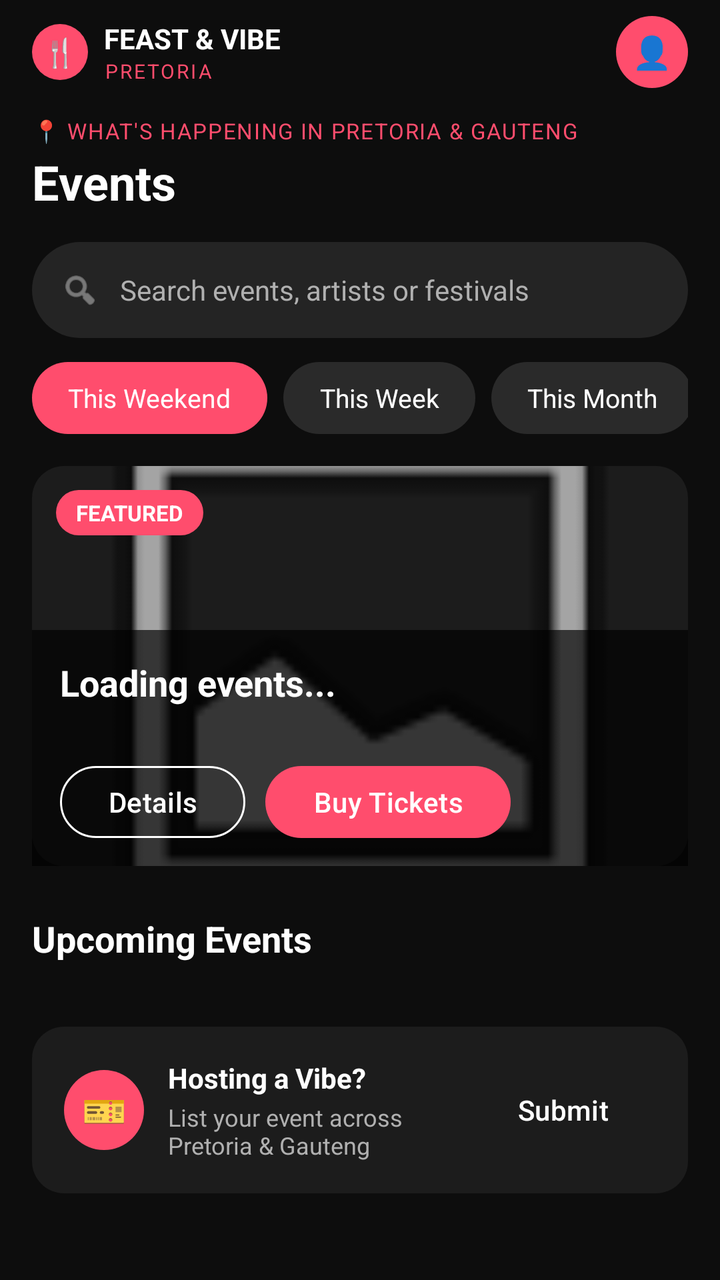
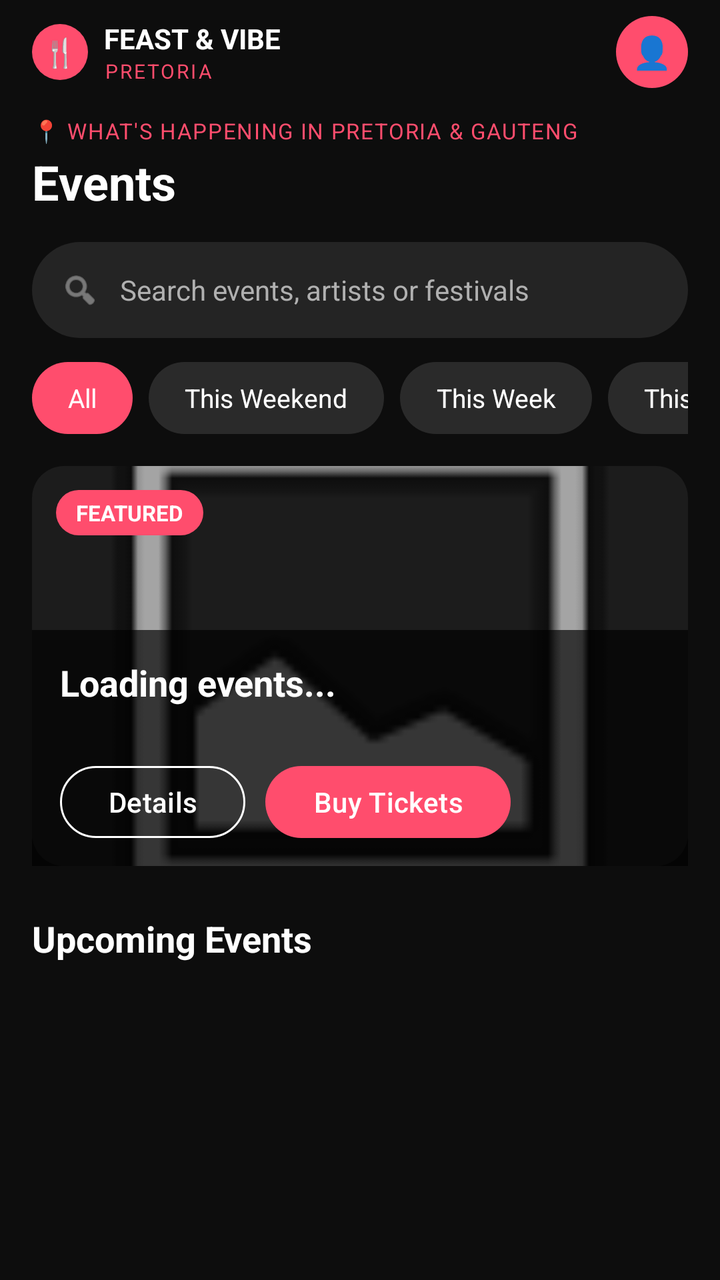

An Android layout rendered at two revisions. The XML below is the earlier revision; the diff shows what the commit changed to produce the second picture.
<!-- AndroidManifest.xml: application theme Theme.FeastVibe -->
<!-- res/layout/activity_events.xml -->
<?xml version="1.0" encoding="utf-8"?>
<androidx.constraintlayout.widget.ConstraintLayout
    xmlns:android="http://schemas.android.com/apk/res/android"
    xmlns:app="http://schemas.android.com/apk/res-auto"
    android:id="@+id/main"
    android:layout_width="match_parent"
    android:layout_height="match_parent"
    android:background="@color/background_dark">

    <LinearLayout
        android:id="@+id/events_header"
        android:layout_width="0dp"
        android:layout_height="wrap_content"
        android:orientation="vertical"
        android:paddingHorizontal="16dp"
        android:paddingTop="8dp"
        app:layout_constraintTop_toTopOf="parent"
        app:layout_constraintStart_toStartOf="parent"
        app:layout_constraintEnd_toEndOf="parent">

        <LinearLayout
            android:layout_width="match_parent"
            android:layout_height="wrap_content"
            android:gravity="center_vertical"
            android:orientation="horizontal">

            <TextView
                android:layout_width="28dp"
                android:layout_height="28dp"
                android:background="@drawable/bg_circle_pink"
                android:gravity="center"
                android:text="🍴"
                android:textSize="14sp" />

            <LinearLayout
                android:layout_width="0dp"
                android:layout_height="wrap_content"
                android:layout_marginStart="8dp"
                android:layout_weight="1"
                android:orientation="vertical">

                <TextView
                    android:layout_width="wrap_content"
                    android:layout_height="wrap_content"
                    android:text="FEAST &amp; VIBE"
                    android:textColor="@color/text_primary"
                    android:textSize="14sp"
                    android:textStyle="bold" />

                <TextView
                    android:layout_width="wrap_content"
                    android:layout_height="wrap_content"
                    android:text="PRETORIA"
                    android:textColor="@color/pink_primary"
                    android:textSize="10sp"
                    android:letterSpacing="0.1" />
            </LinearLayout>

            <TextView
                android:id="@+id/iv_events_profile"
                android:layout_width="36dp"
                android:layout_height="36dp"
                android:background="@drawable/bg_circle_pink"
                android:clickable="true"
                android:focusable="true"
                android:gravity="center"
                android:text="👤"
                android:textSize="16sp" />
        </LinearLayout>

        <TextView
            android:layout_width="wrap_content"
            android:layout_height="wrap_content"
            android:layout_marginTop="14dp"
            android:text="📍 WHAT'S HAPPENING IN PRETORIA &amp; GAUTENG"
            android:textColor="@color/pink_primary"
            android:textSize="11sp"
            android:letterSpacing="0.05" />

        <TextView
            android:id="@+id/title"
            android:layout_width="wrap_content"
            android:layout_height="wrap_content"
            android:layout_marginTop="2dp"
            android:text="Events"
            android:textColor="@color/text_primary"
            android:textSize="24sp"
            android:textStyle="bold" />

        <LinearLayout
            android:id="@+id/events_search_bar"
            android:layout_width="match_parent"
            android:layout_height="48dp"
            android:layout_marginTop="14dp"
            android:background="@drawable/bg_search_bar"
            android:gravity="center_vertical"
            android:paddingHorizontal="14dp">

            <ImageView
                android:layout_width="20dp"
                android:layout_height="20dp"
                android:src="@android:drawable/ic_menu_search"
                app:tint="@color/text_secondary" />

            <EditText
                android:id="@+id/et_events_search"
                android:layout_width="0dp"
                android:layout_height="match_parent"
                android:layout_weight="1"
                android:layout_marginStart="10dp"
                android:background="@null"
                android:hint="Search events, artists or festivals"
                android:imeOptions="actionSearch"
                android:inputType="text"
                android:maxLines="1"
                android:textColor="@color/text_primary"
                android:textColorHint="@color/text_secondary"
                android:textSize="14sp" />
        </LinearLayout>

        <HorizontalScrollView
            android:layout_width="match_parent"
            android:layout_height="wrap_content"
            android:layout_marginTop="12dp"
            android:scrollbars="none">

            <LinearLayout
                android:id="@+id/events_chip_row"
                android:layout_width="wrap_content"
                android:layout_height="wrap_content"
                android:orientation="horizontal"
                android:paddingBottom="4dp">

                <TextView android:layout_width="wrap_content" android:layout_height="36dp"
                    android:background="@drawable/bg_chip_selected" android:gravity="center"
                    android:paddingHorizontal="18dp" android:text="This Weekend"
                    android:textColor="@color/white" android:textSize="13sp" />

                <TextView android:layout_width="wrap_content" android:layout_height="36dp"
                    android:layout_marginStart="8dp" android:background="@drawable/bg_chip_unselected"
                    android:gravity="center" android:paddingHorizontal="18dp" android:text="This Week"
                    android:textColor="@color/text_primary" android:textSize="13sp" />

                <TextView android:layout_width="wrap_content" android:layout_height="36dp"
                    android:layout_marginStart="8dp" android:background="@drawable/bg_chip_unselected"
                    android:gravity="center" android:paddingHorizontal="18dp" android:text="This Month"
                    android:textColor="@color/text_primary" android:textSize="13sp" />
            </LinearLayout>
        </HorizontalScrollView>
    </LinearLayout>

    <androidx.core.widget.NestedScrollView
        android:layout_width="0dp"
        android:layout_height="0dp"
        android:layout_marginTop="12dp"
        app:layout_constraintTop_toBottomOf="@id/events_header"
        app:layout_constraintBottom_toBottomOf="parent"
        app:layout_constraintStart_toStartOf="parent"
        app:layout_constraintEnd_toEndOf="parent">

        <LinearLayout
            android:layout_width="match_parent"
            android:layout_height="wrap_content"
            android:orientation="vertical"
            android:paddingBottom="24dp">

            <FrameLayout
                android:id="@+id/featured_card"
                android:layout_width="match_parent"
                android:layout_height="200dp"
                android:layout_marginHorizontal="16dp"
                android:background="@drawable/bg_card"
                android:clickable="true"
                android:focusable="true">

                <ImageView
                    android:id="@+id/iv_featured_image"
                    android:layout_width="match_parent"
                    android:layout_height="match_parent"
                    android:scaleType="centerCrop"
                    android:src="@android:drawable/ic_menu_gallery" />

                <TextView
                    android:layout_width="wrap_content"
                    android:layout_height="wrap_content"
                    android:layout_gravity="top|start"
                    android:layout_margin="12dp"
                    android:background="@drawable/bg_chip_selected"
                    android:paddingHorizontal="10dp"
                    android:paddingVertical="4dp"
                    android:text="FEATURED"
                    android:textColor="@color/white"
                    android:textSize="11sp"
                    android:textStyle="bold" />

                <LinearLayout
                    android:layout_width="match_parent"
                    android:layout_height="wrap_content"
                    android:layout_gravity="bottom"
                    android:background="#AA000000"
                    android:orientation="vertical"
                    android:padding="14dp">

                    <TextView
                        android:id="@+id/tv_featured_title"
                        android:layout_width="wrap_content"
                        android:layout_height="wrap_content"
                        android:text="Loading events..."
                        android:textColor="@color/white"
                        android:textSize="18sp"
                        android:textStyle="bold" />

                    <TextView
                        android:id="@+id/tv_featured_meta"
                        android:layout_width="wrap_content"
                        android:layout_height="wrap_content"
                        android:layout_marginTop="2dp"
                        android:textColor="#CCCCCC"
                        android:textSize="13sp" />

                    <LinearLayout
                        android:layout_width="match_parent"
                        android:layout_height="wrap_content"
                        android:layout_marginTop="10dp"
                        android:orientation="horizontal">

                        <com.google.android.material.button.MaterialButton
                            android:id="@+id/btn_featured_details"
                            style="@style/Widget.Material3.Button.OutlinedButton"
                            android:layout_width="wrap_content"
                            android:layout_height="36dp"
                            android:insetTop="0dp"
                            android:insetBottom="0dp"
                            android:text="Details"
                            android:textColor="@color/white"
                            app:strokeColor="@color/white"
                            app:cornerRadius="18dp" />

                        <com.google.android.material.button.MaterialButton
                            android:id="@+id/btn_featured_tickets"
                            android:layout_width="wrap_content"
                            android:layout_height="36dp"
                            android:layout_marginStart="10dp"
                            android:insetTop="0dp"
                            android:insetBottom="0dp"
                            android:text="Buy Tickets"
                            android:textColor="@color/white"
                            app:backgroundTint="@color/pink_primary"
                            app:cornerRadius="18dp" />
                    </LinearLayout>
                </LinearLayout>
            </FrameLayout>

            <TextView
                android:layout_width="wrap_content"
                android:layout_height="wrap_content"
                android:layout_marginStart="16dp"
                android:layout_marginTop="24dp"
                android:text="Upcoming Events"
                android:textColor="@color/text_primary"
                android:textSize="18sp"
                android:textStyle="bold" />

            <TextView
                android:id="@+id/tv_events_empty"
                android:layout_width="match_parent"
                android:layout_height="wrap_content"
                android:layout_marginTop="12dp"
                android:layout_marginHorizontal="16dp"
                android:text="No events found right now. Check your connection and try again."
                android:textColor="@color/text_secondary"
                android:textSize="13sp"
                android:visibility="gone" />

            <LinearLayout
                android:id="@+id/events_list"
                android:layout_width="match_parent"
                android:layout_height="wrap_content"
                android:layout_marginTop="12dp"
                android:orientation="vertical" />

            <LinearLayout
                android:id="@+id/submit_card"
                android:layout_width="match_parent"
                android:layout_height="wrap_content"
                android:layout_marginHorizontal="16dp"
                android:layout_marginTop="20dp"
                android:background="@drawable/bg_card"
                android:clickable="true"
                android:focusable="true"
                android:gravity="center_vertical"
                android:orientation="horizontal"
                android:padding="16dp">

                <TextView
                    android:layout_width="40dp"
                    android:layout_height="40dp"
                    android:background="@drawable/bg_circle_pink"
                    android:gravity="center"
                    android:text="🎫"
                    android:textSize="18sp" />

                <LinearLayout
                    android:layout_width="0dp"
                    android:layout_height="wrap_content"
                    android:layout_marginStart="12dp"
                    android:layout_weight="1"
                    android:orientation="vertical">

                    <TextView
                        android:layout_width="match_parent"
                        android:layout_height="wrap_content"
                        android:text="Hosting a Vibe?"
                        android:textColor="@color/text_primary"
                        android:textSize="14sp"
                        android:textStyle="bold" />

                    <TextView
                        android:layout_width="match_parent"
                        android:layout_height="wrap_content"
                        android:layout_marginTop="2dp"
                        android:text="List your event across Pretoria &amp; Gauteng"
                        android:textColor="@color/text_secondary"
                        android:textSize="12sp" />
                </LinearLayout>

                <com.google.android.material.button.MaterialButton
                    android:id="@+id/btn_submit_event"
                    android:layout_width="wrap_content"
                    android:layout_height="40dp"
                    android:text="Submit"
                    android:textColor="@color/text_primary"
                    app:backgroundTint="@android:color/transparent"
                    app:strokeColor="@color/divider"
                    app:cornerRadius="20dp" />
            </LinearLayout>
        </LinearLayout>
    </androidx.core.widget.NestedScrollView>

</androidx.constraintlayout.widget.ConstraintLayout>
<!-- resources referenced by this layout -->
<resources>
  <color name="background_dark">#0D0D0D</color>
  <color name="divider">#333333</color>
  <color name="pink_primary">#FF4D6D</color>
  <color name="text_primary">#FFFFFF</color>
  <color name="text_secondary">#B0B0B0</color>
  <color name="white">#FFFFFFFF</color>
  <!-- drawable bg_card (drawable) -->
  <?xml version="1.0" encoding="utf-8"?>
  <shape xmlns:android="http://schemas.android.com/apk/res/android"
      android:shape="rectangle">
      <solid android:color="@color/card_dark" />
      <corners android:radius="16dp" />
  </shape>
  <!-- drawable bg_chip_selected (drawable) -->
  <?xml version="1.0" encoding="utf-8"?>
  <shape xmlns:android="http://schemas.android.com/apk/res/android"
      android:shape="rectangle">
      <solid android:color="@color/pink_primary" />
      <corners android:radius="20dp" />
  </shape>
  <!-- drawable bg_chip_unselected (drawable) -->
  <?xml version="1.0" encoding="utf-8"?>
  <shape xmlns:android="http://schemas.android.com/apk/res/android"
      android:shape="rectangle">
      <solid android:color="@color/chip_unselected" />
      <corners android:radius="20dp" />
  </shape>
  <!-- drawable bg_circle_pink (drawable) -->
  <?xml version="1.0" encoding="utf-8"?>
  <shape xmlns:android="http://schemas.android.com/apk/res/android"
      android:shape="oval">
      <solid android:color="@color/pink_primary" />
  </shape>
  <!-- drawable bg_search_bar (drawable) -->
  <?xml version="1.0" encoding="utf-8"?>
  <shape xmlns:android="http://schemas.android.com/apk/res/android"
      android:shape="rectangle">
      <solid android:color="@color/surface_variant" />
      <corners android:radius="24dp" />
  </shape>
  <style name="Theme.FeastVibe" parent="Base.Theme.FeastVibe" />
  <color name="card_dark">#1C1C1C</color>
  <color name="chip_unselected">#2A2A2A</color>
  <color name="surface_variant">#242424</color>
  <style name="Base.Theme.FeastVibe" parent="Theme.Material3.DayNight.NoActionBar">
          
          <item name="colorPrimary">@color/pink_primary</item>
          <item name="colorOnPrimary">@color/white</item>
          <item name="colorSecondary">@color/pink_primary</item>
          <item name="android:statusBarColor">@color/background_dark</item>
          <item name="android:navigationBarColor">@color/background_dark</item>
          <item name="android:windowLightStatusBar">false</item>
      </style>
</resources>

<!-- the commit's change to res/layout/activity_events.xml (unified diff, before → after) -->
@@ -69,6 +69,7 @@
         </LinearLayout>
 
         <TextView
+            android:id="@+id/tv_events_location"
             android:layout_width="wrap_content"
             android:layout_height="wrap_content"
             android:layout_marginTop="14dp"
@@ -131,20 +132,48 @@
                 android:orientation="horizontal"
                 android:paddingBottom="4dp">
 
-                <TextView android:layout_width="wrap_content" android:layout_height="36dp"
-                    android:background="@drawable/bg_chip_selected" android:gravity="center"
-                    android:paddingHorizontal="18dp" android:text="This Weekend"
-                    android:textColor="@color/white" android:textSize="13sp" />
-
-                <TextView android:layout_width="wrap_content" android:layout_height="36dp"
-                    android:layout_marginStart="8dp" android:background="@drawable/bg_chip_unselected"
-                    android:gravity="center" android:paddingHorizontal="18dp" android:text="This Week"
-                    android:textColor="@color/text_primary" android:textSize="13sp" />
-
-                <TextView android:layout_width="wrap_content" android:layout_height="36dp"
-                    android:layout_marginStart="8dp" android:background="@drawable/bg_chip_unselected"
-                    android:gravity="center" android:paddingHorizontal="18dp" android:text="This Month"
-                    android:textColor="@color/text_primary" android:textSize="13sp" />
+                <TextView
+                    android:layout_width="wrap_content"
+                    android:layout_height="36dp"
+                    android:background="@drawable/bg_chip_selected"
+                    android:gravity="center"
+                    android:paddingHorizontal="18dp"
+                    android:text="All"
+                    android:textColor="@color/white"
+                    android:textSize="13sp" />
+
+                <TextView
+                    android:layout_width="wrap_content"
+                    android:layout_height="36dp"
+                    android:layout_marginStart="8dp"
+                    android:background="@drawable/bg_chip_unselected"
+                    android:gravity="center"
+                    android:paddingHorizontal="18dp"
+                    android:text="This Weekend"
+                    android:textColor="@color/text_primary"
+                    android:textSize="13sp" />
+
+                <TextView
+                    android:layout_width="wrap_content"
+                    android:layout_height="36dp"
+                    android:layout_marginStart="8dp"
+                    android:background="@drawable/bg_chip_unselected"
+                    android:gravity="center"
+                    android:paddingHorizontal="18dp"
+                    android:text="This Week"
+                    android:textColor="@color/text_primary"
+                    android:textSize="13sp" />
+
+                <TextView
+                    android:layout_width="wrap_content"
+                    android:layout_height="36dp"
+                    android:layout_marginStart="8dp"
+                    android:background="@drawable/bg_chip_unselected"
+                    android:gravity="center"
+                    android:paddingHorizontal="18dp"
+                    android:text="This Month"
+                    android:textColor="@color/text_primary"
+                    android:textSize="13sp" />
             </LinearLayout>
         </HorizontalScrollView>
     </LinearLayout>
@@ -279,61 +308,6 @@
                 android:layout_marginTop="12dp"
                 android:orientation="vertical" />
 
-            <LinearLayout
-                android:id="@+id/submit_card"
-                android:layout_width="match_parent"
-                android:layout_height="wrap_content"
-                android:layout_marginHorizontal="16dp"
-                android:layout_marginTop="20dp"
-                android:background="@drawable/bg_card"
-                android:clickable="true"
-                android:focusable="true"
-                android:gravity="center_vertical"
-                android:orientation="horizontal"
-                android:padding="16dp">
-
-                <TextView
-                    android:layout_width="40dp"
-                    android:layout_height="40dp"
-                    android:background="@drawable/bg_circle_pink"
-                    android:gravity="center"
-                    android:text="🎫"
-                    android:textSize="18sp" />
-
-                <LinearLayout
-                    android:layout_width="0dp"
-                    android:layout_height="wrap_content"
-                    android:layout_marginStart="12dp"
-                    android:layout_weight="1"
-                    android:orientation="vertical">
-
-                    <TextView
-                        android:layout_width="match_parent"
-                        android:layout_height="wrap_content"
-                        android:text="Hosting a Vibe?"
-                        android:textColor="@color/text_primary"
-                        android:textSize="14sp"
-                        android:textStyle="bold" />
-
-                    <TextView
-                        android:layout_width="match_parent"
-                        android:layout_height="wrap_content"
-                        android:layout_marginTop="2dp"
-                        android:text="List your event across Pretoria &amp; Gauteng"
-                        android:textColor="@color/text_secondary"
-                        android:textSize="12sp" />
-                </LinearLayout>
-
-                <com.google.android.material.button.MaterialButton
-                    android:id="@+id/btn_submit_event"
-                    android:layout_width="wrap_content"
-                    android:layout_height="40dp"
-                    android:text="Submit"
-                    android:textColor="@color/text_primary"
-                    app:backgroundTint="@android:color/transparent"
-                    app:strokeColor="@color/divider"
-                    app:cornerRadius="20dp" />
-            </LinearLayout>
         </LinearLayout>
     </androidx.core.widget.NestedScrollView>
 
<!-- resource entries referenced after the edit -->
@@ -1,7 +1,6 @@
 <!-- resources referenced by this layout -->
 <resources>
   <color name="background_dark">#0D0D0D</color>
-  <color name="divider">#333333</color>
   <color name="pink_primary">#FF4D6D</color>
   <color name="text_primary">#FFFFFF</color>
   <color name="text_secondary">#B0B0B0</color>
